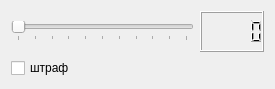
zaswed76/generator, file programm/gui/ui/set_time.ui: the form before one commit.
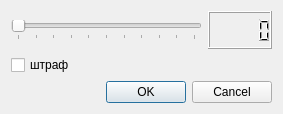
The form after the commit.

Commit message: add slider and lcd in time

```diff
--- a/programm/gui/ui/set_time.ui
+++ b/programm/gui/ui/set_time.ui
@@ -1,13 +1,13 @@
 <?xml version="1.0" encoding="UTF-8"?>
 <ui version="4.0">
- <class>Form</class>
- <widget class="QWidget" name="Form">
+ <class>Dialog</class>
+ <widget class="QDialog" name="Dialog">
   <property name="geometry">
    <rect>
     <x>0</x>
     <y>0</y>
-    <width>275</width>
-    <height>89</height>
+    <width>283</width>
+    <height>114</height>
    </rect>
   </property>
   <property name="windowTitle">
@@ -25,7 +25,7 @@
         <number>10</number>
        </property>
        <property name="value">
-        <number>1</number>
+        <number>0</number>
        </property>
        <property name="sliderPosition">
         <number>0</number>
@@ -56,6 +56,16 @@
      </property>
     </widget>
    </item>
+   <item>
+    <widget class="QDialogButtonBox" name="buttonBox">
+     <property name="orientation">
+      <enum>Qt::Horizontal</enum>
+     </property>
+     <property name="standardButtons">
+      <set>QDialogButtonBox::Cancel|QDialogButtonBox::Ok</set>
+     </property>
+    </widget>
+   </item>
   </layout>
  </widget>
  <resources/>
```
Left out of the diff: 56 changed lines with no effect on the pictures. The commit also changes 6 other files.
